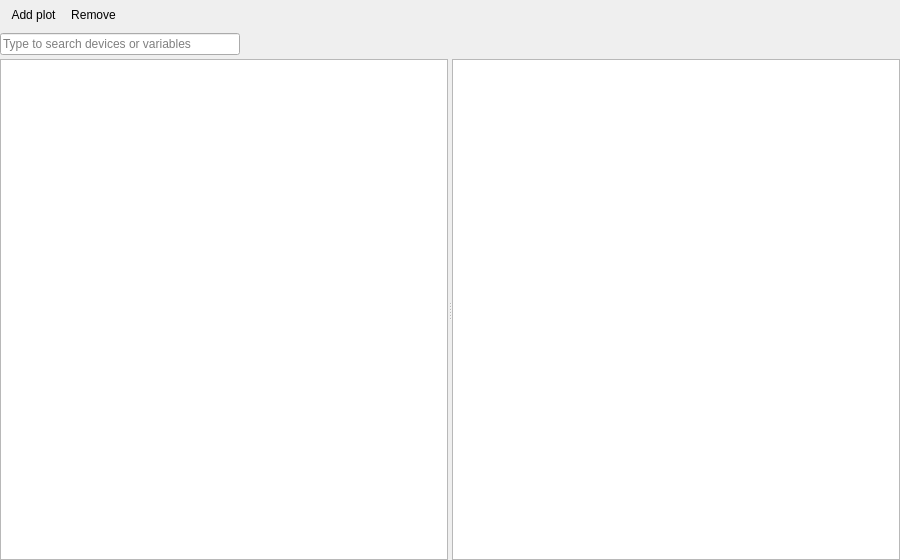
Above: src/VeraGrid/Gui/DynamicModelEditor/Plots/dynamic_plots_page_ui.ui from JordiBejarUPC/veragrid-hvdc-bipolar-pfc before the change. Below: the same form after it.
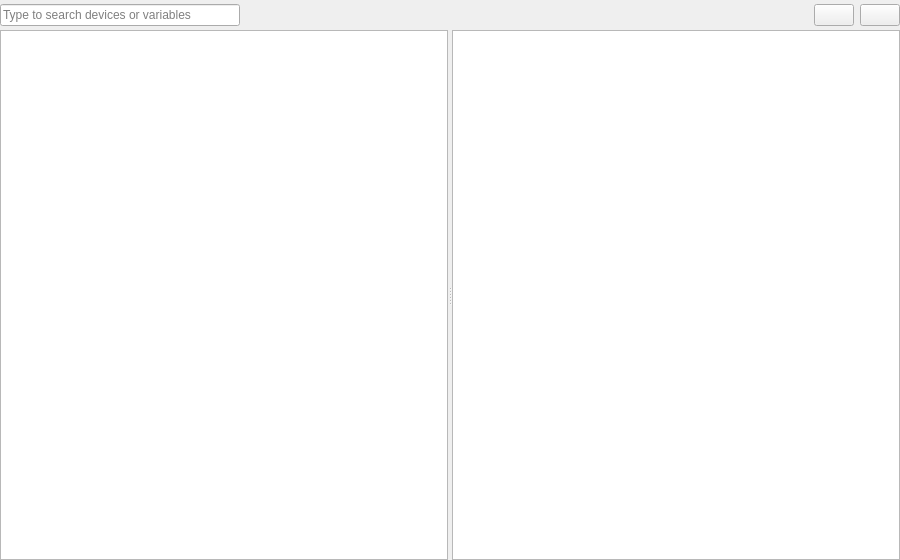
That is the form after the change. Icons and pictures are not drawn.

Commit message: small refactor in the dyn plots editor

The edit to the form file:
```diff
--- a/src/VeraGrid/Gui/DynamicModelEditor/Plots/dynamic_plots_page_ui.ui
+++ b/src/VeraGrid/Gui/DynamicModelEditor/Plots/dynamic_plots_page_ui.ui
@@ -19,17 +19,6 @@
    <property name="topMargin"><number>0</number></property>
    <property name="rightMargin"><number>0</number></property>
    <property name="bottomMargin"><number>0</number></property>
-   <item>
-    <widget class="QToolBar" name="plotsToolBar">
-     <property name="movable"><bool>false</bool></property>
-     <property name="iconSize">
-      <size><width>24</width><height>24</height></size>
-     </property>
-     <property name="floatable"><bool>false</bool></property>
-     <addaction name="actionAddPlot"/>
-     <addaction name="actionRemove"/>
-   </widget>
-   </item>
    <item>
     <widget class="QFrame" name="searchFrame">
      <property name="sizePolicy">
@@ -80,6 +69,26 @@
         </property>
        </spacer>
       </item>
+      <item>
+       <widget class="QPushButton" name="addDynamicPlotButton">
+        <property name="toolTip"><string>Create a persistent dynamic plot</string></property>
+        <property name="text"><string/></property>
+        <property name="icon">
+         <iconset resource="../../Icons/icons.qrc">
+          <normaloff>:/Icons/icons/plus (gray).png</normaloff>:/Icons/icons/plus (gray).png</iconset>
+        </property>
+       </widget>
+      </item>
+      <item>
+       <widget class="QPushButton" name="deleteDynamicPlotButton">
+        <property name="toolTip"><string>Remove the selected plot or variable</string></property>
+        <property name="text"><string/></property>
+        <property name="icon">
+         <iconset resource="../../Icons/icons.qrc">
+          <normaloff>:/Icons/icons/minus (gray).png</normaloff>:/Icons/icons/minus (gray).png</iconset>
+        </property>
+       </widget>
+      </item>
      </layout>
     </widget>
    </item>
@@ -95,22 +104,6 @@
     </widget>
    </item>
   </layout>
-  <action name="actionAddPlot">
-   <property name="icon">
-    <iconset resource="../../Icons/icons.qrc">
-     <normaloff>:/Icons/icons/plus.png</normaloff>:/Icons/icons/plus.png</iconset>
-   </property>
-   <property name="text"><string>Add plot</string></property>
-   <property name="toolTip"><string>Create a persistent dynamic plot</string></property>
-  </action>
-  <action name="actionRemove">
-   <property name="icon">
-    <iconset resource="../../Icons/icons.qrc">
-     <normaloff>:/Icons/icons/minus.png</normaloff>:/Icons/icons/minus.png</iconset>
-   </property>
-   <property name="text"><string>Remove</string></property>
-   <property name="toolTip"><string>Remove the selected plot or variable</string></property>
-  </action>
  </widget>
  <resources><include location="../../Icons/icons.qrc"/></resources>
  <connections/>
```
The commit also changes 2 other files.
